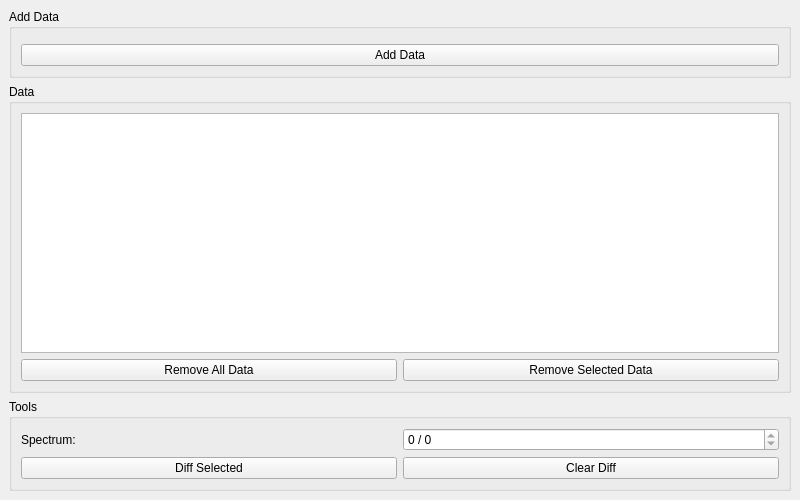
Qt form Code/Mantid/MantidQt/CustomInterfaces/inc/MantidQtCustomInterfaces/DataComparison.ui (mantidproject/mantid) before a commit.
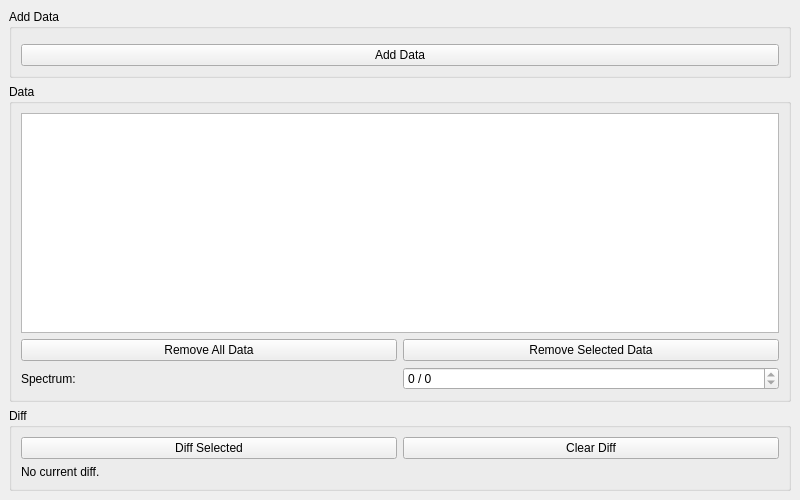
The same form after that commit. Custom widgets are drawn as their Qt base class.

Commit message:
Minor improvements to diff, remove diff when data is removed
Refs #10802

```diff
--- a/Code/Mantid/MantidQt/CustomInterfaces/inc/MantidQtCustomInterfaces/DataComparison.ui
+++ b/Code/Mantid/MantidQt/CustomInterfaces/inc/MantidQtCustomInterfaces/DataComparison.ui
@@ -94,6 +94,23 @@
            </property>
           </widget>
          </item>
+         <item row="2" column="0">
+          <widget class="QLabel" name="lbSpectrum">
+           <property name="text">
+            <string>Spectrum:</string>
+           </property>
+          </widget>
+         </item>
+         <item row="2" column="1">
+          <widget class="QSpinBox" name="sbSpectrum">
+           <property name="suffix">
+            <string> / 0</string>
+           </property>
+           <property name="maximum">
+            <number>0</number>
+           </property>
+          </widget>
+         </item>
         </layout>
        </widget>
       </item>
@@ -106,40 +123,30 @@
          </sizepolicy>
         </property>
         <property name="title">
-         <string>Tools</string>
+         <string>Diff</string>
         </property>
         <layout class="QGridLayout" name="gridLayout">
          <item row="0" column="0">
-          <widget class="QLabel" name="lbSpectrum">
-           <property name="text">
-            <string>Spectrum:</string>
-           </property>
-          </widget>
-         </item>
-         <item row="0" column="1">
-          <widget class="QSpinBox" name="sbSpectrum">
-           <property name="suffix">
-            <string> / 0</string>
-           </property>
-           <property name="maximum">
-            <number>0</number>
-           </property>
-          </widget>
-         </item>
-         <item row="1" column="0">
           <widget class="QPushButton" name="pbDiffSelected">
            <property name="text">
             <string>Diff Selected</string>
            </property>
           </widget>
          </item>
-         <item row="1" column="1">
+         <item row="0" column="1">
           <widget class="QPushButton" name="pbClearDiff">
            <property name="text">
             <string>Clear Diff</string>
            </property>
           </widget>
          </item>
+         <item row="1" column="0" colspan="2">
+          <widget class="QLabel" name="lbDiffInfo">
+           <property name="text">
+            <string>No current diff.</string>
+           </property>
+          </widget>
+         </item>
         </layout>
        </widget>
       </item>
```
Left out of the diff: 2 changed lines with no effect on the pictures. The commit also changes 1 other file.
